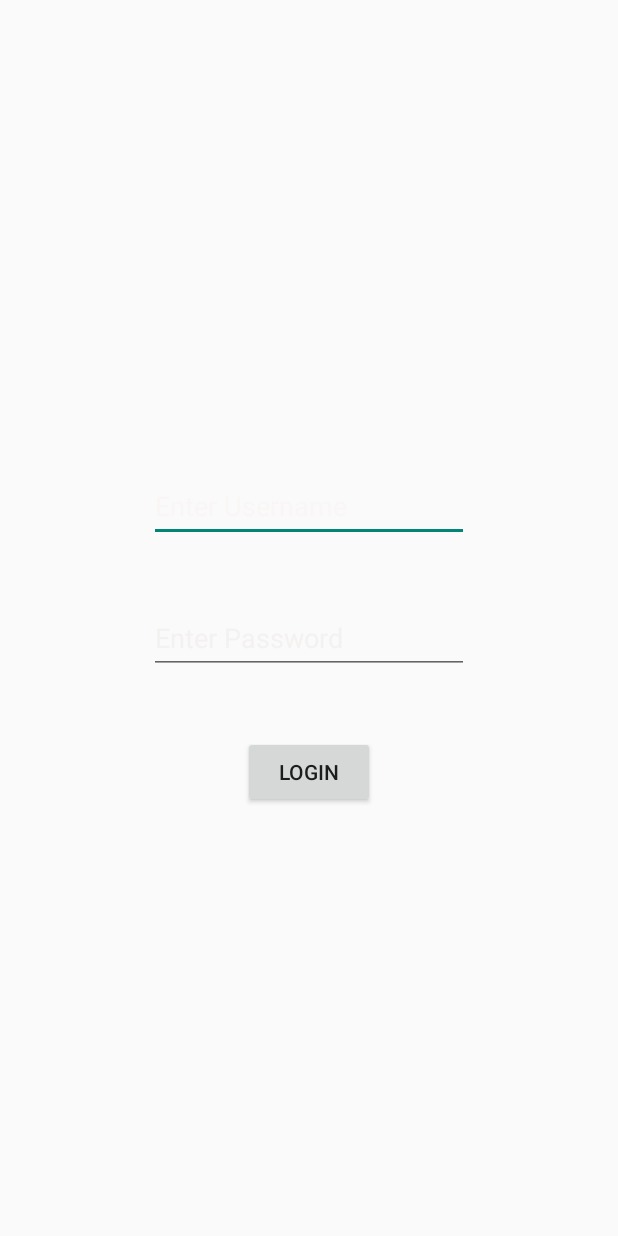
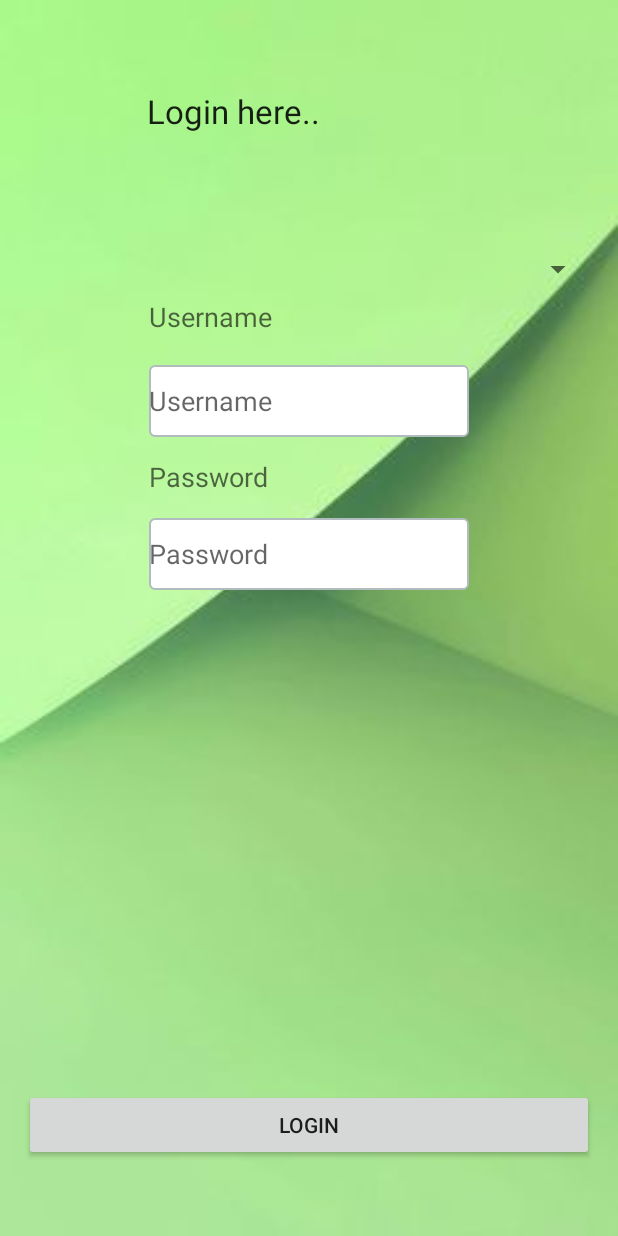
Before and after one commit to bhargavvarmasagi/Attendance-Buddy, an Android app: the layout login.xml on its own in the app's theme, with its tools: preview values and no code run, on a phone screen of 412 x 824 dp. Run offline under Robolectric (Android 15) with nearby library versions, the phone set to English and light mode, and no system bars.

Commit message:
updated layouts and java files

```diff
--- a/app/src/main/AndroidManifest.xml
+++ b/app/src/main/AndroidManifest.xml
@@ -12,6 +12,9 @@
         android:supportsRtl="true"
         android:theme="@style/Theme.AttendanceBuddy"
         tools:targetApi="31">
+        <activity
+            android:name=".MenuActivity"
+            android:exported="false" />
         <activity
             android:name=".viewStudent"
             android:exported="false" />
--- a/app/src/main/java/com/example/attendance_buddy/activity/LoginActivity.java
+++ b/app/src/main/java/com/example/attendance_buddy/activity/LoginActivity.java
@@ -21,7 +21,9 @@ import com.android.attendance.bean.FacultyBean;
 import com.android.attendance.context.ApplicationContext;
 import com.android.attendance.db.DBAdapter;
 import com.example.androidattendancesystem.R;
+
 public class LoginActivity extends Activity {
+
     Button login;
     EditText username,password;
     Spinner spinnerloginas;
--- a/app/src/main/java/com/example/attendance_buddy/activity/MenuActivity.java
+++ b/app/src/main/java/com/example/attendance_buddy/activity/MenuActivity.java
@@ -14,7 +14,9 @@ import android.view.Menu;
 import android.view.View;
 import android.view.View.OnClickListener;
 import android.widget.Button;
-public class MenuActivity extends Activity  {
+
+public class MenuActivity extends Activity {
+
     Button addStudent;
     Button addFaculty;
     Button viewStudent;
--- a/app/src/main/res/layout/login.xml
+++ b/app/src/main/res/layout/login.xml
@@ -1,65 +1,89 @@
-<?xml version="1.0" encoding="utf-8"?>
-<androidx.constraintlayout.widget.ConstraintLayout xmlns:android="http://schemas.android.com/apk/res/android"
-    xmlns:app="http://schemas.android.com/apk/res-auto"
+<RelativeLayout xmlns:android="http://schemas.android.com/apk/res/android"
     xmlns:tools="http://schemas.android.com/tools"
     android:layout_width="match_parent"
     android:layout_height="match_parent"
-    tools:context=".login">
+    android:paddingBottom="@dimen/activity_vertical_margin"
+    android:paddingLeft="@dimen/activity_horizontal_margin"
+    android:paddingRight="@dimen/activity_horizontal_margin"
+    android:paddingTop="@dimen/activity_vertical_margin"
+    android:background="@drawable/greenbg"
+    tools:context=".MainActivity" >
 
+    <TextView
+        android:id="@+id/textView1"
+        android:layout_width="wrap_content"
+        android:layout_height="wrap_content"
+        android:layout_alignParentLeft="true"
+        android:layout_alignParentTop="true"
+        android:layout_marginLeft="82dp"
+        android:layout_marginTop="43dp"
+        android:text="Login here.."
+        android:textAppearance="?android:attr/textAppearanceLarge" />
+
+    <EditText
+        android:id="@+id/editTextpassword"
+        android:layout_width="wrap_content"
+        android:layout_height="wrap_content"
+        android:layout_below="@+id/textView3"
+        android:layout_alignLeft="@+id/textView3"
+        android:layout_marginTop="15dp"
+        android:background="@drawable/roundedtextview"
+        android:ems="10"
+        android:hint="Password"
+        android:inputType="textPassword"
+        android:minHeight="48dp" />
 
     <TextView
         android:id="@+id/textView3"
         android:layout_width="wrap_content"
         android:layout_height="wrap_content"
-        android:layout_marginTop="184dp"
-        android:text="LOGIN"
-        android:textColor="#FBFAFA"
-        android:textSize="34sp"
-        app:layout_constraintEnd_toEndOf="parent"
-        app:layout_constraintHorizontal_bias="0.5"
-        app:layout_constraintStart_toStartOf="parent"
-        app:layout_constraintTop_toTopOf="parent" />
+        android:layout_alignLeft="@+id/editTextusername"
+        android:layout_below="@+id/editTextusername"
+        android:layout_marginTop="14dp"
+        android:text="Password"
+        android:textAppearance="?android:attr/textAppearanceMedium" />
+
+    <TextView
+        android:id="@+id/textView2"
+        android:layout_width="wrap_content"
+        android:layout_height="wrap_content"
+        android:layout_alignLeft="@+id/editTextusername"
+        android:layout_below="@+id/textView1"
+        android:layout_marginTop="110dp"
+        android:text="Username"
+        android:textAppearance="?android:attr/textAppearanceMedium" />
 
     <EditText
-        android:id="@+id/usernameET"
+        android:id="@+id/editTextusername"
         android:layout_width="wrap_content"
         android:layout_height="wrap_content"
-        android:layout_marginTop="84dp"
+        android:layout_below="@+id/textView2"
+        android:layout_centerHorizontal="true"
+        android:layout_marginTop="20dp"
+        android:background="@drawable/roundedtextview"
         android:ems="10"
-        android:hint="Enter Username"
-        android:inputType="text"
-        android:minHeight="48dp"
-        android:textColorHighlight="#FAFAFA"
-        android:textColorHint="#FAF6F6"
-        app:layout_constraintEnd_toEndOf="parent"
-        app:layout_constraintHorizontal_bias="0.5"
-        app:layout_constraintStart_toStartOf="parent"
-        app:layout_constraintTop_toBottomOf="@+id/textView3" />
+        android:hint="Username"
+        android:minHeight="48dp">
 
-    <EditText
-        android:id="@+id/pwdET"
+        <requestFocus />
+    </EditText>
+
+    <Spinner
+        android:id="@+id/spinnerloginas"
         android:layout_width="wrap_content"
         android:layout_height="wrap_content"
-        android:layout_marginTop="40dp"
-        android:ems="10"
-        android:hint="Enter Password"
-        android:inputType="textPassword"
-        android:minHeight="48dp"
-        android:textColorHint="#F4F1F1"
-        app:layout_constraintEnd_toEndOf="parent"
-        app:layout_constraintHorizontal_bias="0.5"
-        app:layout_constraintStart_toStartOf="parent"
-        app:layout_constraintTop_toBottomOf="@+id/usernameET" />
+        android:layout_alignBottom="@+id/textView2"
+        android:layout_alignLeft="@+id/textView2"
+        android:layout_alignParentRight="true"
+        android:layout_marginBottom="32dp" />
 
     <Button
-        android:id="@+id/loginBTN"
-        android:layout_width="wrap_content"
+        android:id="@+id/buttonlogin"
+        android:layout_width="match_parent"
         android:layout_height="wrap_content"
-        android:layout_marginTop="41dp"
-        android:text="Login"
-        app:layout_constraintEnd_toEndOf="parent"
-        app:layout_constraintHorizontal_bias="0.5"
-        app:layout_constraintStart_toStartOf="parent"
-        app:layout_constraintTop_toBottomOf="@+id/pwdET" />
+        android:layout_alignParentBottom="true"
+        android:layout_alignRight="@+id/spinnerloginas"
+        android:layout_marginBottom="34dp"
+        android:text="Login" />
 
-</androidx.constraintlayout.widget.ConstraintLayout>
+</RelativeLayout>
```
Also changed, not shown: app/src/main/java/com/example/attendance_buddy/activity/TestActivity.java (added, +116 -0 lines), app/src/main/java/com/example/attendance_buddy/bean/AttendanceBean.java (added, +32 -0 lines), app/src/main/java/com/example/attendance_buddy/bean/AttendanceSessionBean.java (added, +52 -0 lines), app/src/main/java/com/example/attendance_buddy/bean/FacultyBean.java (added, +58 -0 lines), app/src/main/java/com/example/attendance_buddy/bean/StudentBean.java (added, +57 -0 lines), app/src/main/res/layout/menu.xml (added, +70 -0 lines), app/src/main/res/layout/test_layout.xml (added, +38 -0 lines).
